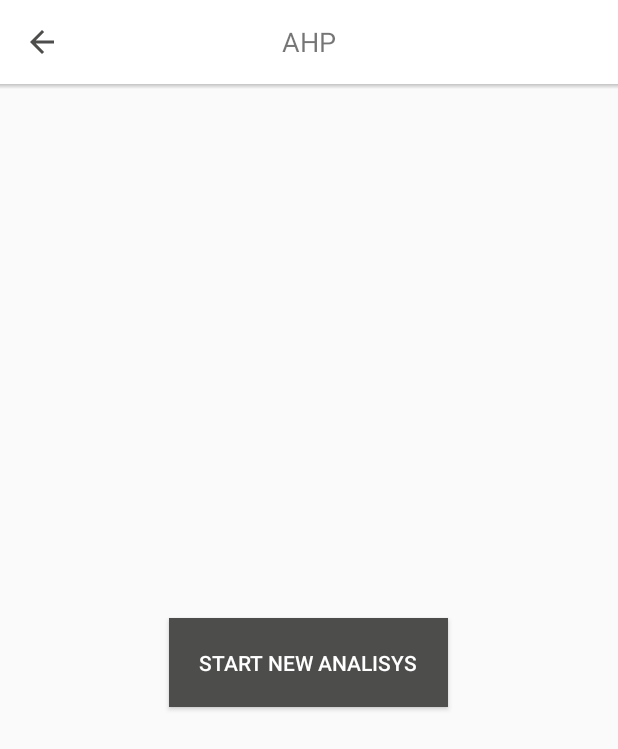
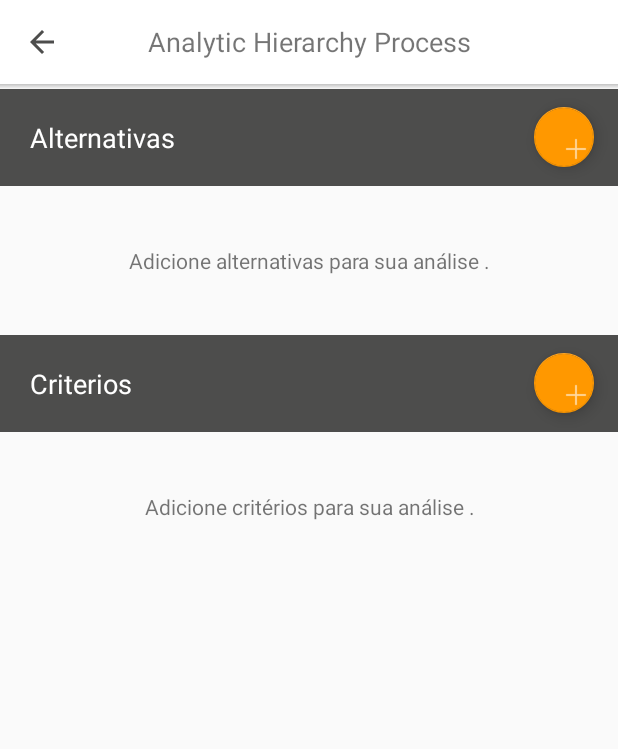
Before and after one commit to denisvieiradev/ahp-android, an Android app: the AhpDashboardFragment screen opened directly, with no data from a screen before it, on a phone screen of 412 x 824 dp. Shown: the top 749 px of the screen. Run offline under Robolectric (Android 15) with nearby library versions, the phone set to English and light mode, and no system bars; our stand-ins replace data binding.

Commit message:
#6 created view to alternatives and criterions
Signed-off-by: Denis Vieira <denisvieira05@gmail.com>

```diff
--- a/app/src/main/java/com/decisionsupport/ahpmethod/AhpDashboard/AhpDashboardFragment.java
+++ b/app/src/main/java/com/decisionsupport/ahpmethod/AhpDashboard/AhpDashboardFragment.java
@@ -1,6 +1,5 @@
 package com.decisionsupport.ahpmethod.AhpDashboard;
 
-import android.content.Intent;
 import android.databinding.DataBindingUtil;
 import android.os.Bundle;
 import android.support.annotation.Nullable;
@@ -10,9 +9,8 @@ import android.view.LayoutInflater;
 import android.view.View;
 import android.view.ViewGroup;
 
-import com.decisionsupport.ahpmethod.AhpSteps.AhpStepperActivity;
 import com.decisionsupport.R;
-import com.decisionsupport.databinding.AhpMultistepsFragBinding;
+import com.decisionsupport.databinding.AhpDashboardFragBinding;
 
 /**
  * Created by denisvieira on 04/01/17.
@@ -20,7 +18,7 @@ import com.decisionsupport.databinding.AhpMultistepsFragBinding;
 public class AhpDashboardFragment extends Fragment implements AhpDashboardContract.View{
 
     private AhpDashboardContract.Presenter mPresenter;
-    private AhpMultistepsFragBinding mBinding;
+    private AhpDashboardFragBinding mBinding;
 
     public AhpDashboardFragment() {}
 
@@ -37,23 +35,23 @@ public class AhpDashboardFragment extends Fragment implements AhpDashboardContra
     @Nullable
     @Override
     public View onCreateView(LayoutInflater inflater, @Nullable ViewGroup container, @Nullable Bundle savedInstanceState) {
-        mBinding = DataBindingUtil.inflate(inflater, R.layout.ahp_multisteps_frag,container,false);
+        mBinding = DataBindingUtil.inflate(inflater, R.layout.ahp_dashboard_frag,container,false);
 
-        if (mBinding.ahpMultiStepsToolbar != null){
-            ((AppCompatActivity) getActivity()).setSupportActionBar(mBinding.ahpMultiStepsToolbar);
+        if (mBinding.ahpDashboardToolbar != null){
+            ((AppCompatActivity) getActivity()).setSupportActionBar(mBinding.ahpDashboardToolbar);
             ((AppCompatActivity) getActivity()).getSupportActionBar().setDisplayHomeAsUpEnabled(true);
             ((AppCompatActivity) getActivity()).getSupportActionBar().setDisplayShowHomeEnabled(true);
             ((AppCompatActivity) getActivity()).getSupportActionBar().setDisplayShowTitleEnabled(false);
-            mBinding.ahpMultiStepsToolbar.setNavigationIcon(getResources().getDrawable(R.drawable.ic_arrow_left));
-            mBinding.ahpMultiStepsToolbar.setNavigationOnClickListener( View ->{
+            mBinding.ahpDashboardToolbar.setNavigationIcon(getResources().getDrawable(R.drawable.ic_arrow_left));
+            mBinding.ahpDashboardToolbar.setNavigationOnClickListener( View ->{
                 getActivity().onBackPressed();
             });
         }
 
-        mBinding.ahpDashboardStartButton.setOnClickListener(view ->{
-            Intent intent = new Intent(getContext(), AhpStepperActivity.class);
-            startActivity(intent);
-        });
+//        mBinding.ahpDashboardStartButton.setOnClickListener(view ->{
+//            Intent intent = new Intent(getContext(), AhpStepperActivity.class);
+//            startActivity(intent);
+//        });
 
         setHasOptionsMenu(true);
         return mBinding.getRoot();
--- /dev/null
+++ b/app/src/main/res/layout/ahp_dashboard_frag.xml
@@ -0,0 +1,133 @@
+<?xml version="1.0" encoding="utf-8"?>
+<layout xmlns:android="http://schemas.android.com/apk/res/android"
+    xmlns:tools="http://schemas.android.com/tools"
+    xmlns:app="http://schemas.android.com/apk/res-auto">
+
+    <LinearLayout
+        android:layout_width="match_parent"
+        android:layout_height="match_parent"
+        android:orientation="vertical">
+
+        <android.support.v7.widget.Toolbar
+            android:id="@+id/ahp_dashboard_toolbar"
+            android:layout_width="match_parent"
+            android:layout_height="wrap_content"
+            android:background="@android:color/white"
+            android:theme="@style/AppTheme.ActionBarTheme">
+
+            <TextView
+                android:text="@string/ahp_dashboard_ahp_title"
+                android:layout_width="wrap_content"
+                android:layout_height="wrap_content"
+                android:gravity="center"
+                android:layout_gravity="center"
+                android:textSize="18dp"/>
+
+        </android.support.v7.widget.Toolbar>
+
+        <LinearLayout
+            android:orientation="horizontal"
+            android:layout_width="match_parent"
+            android:layout_height="3dp"
+            android:background="@drawable/toolbar_dropshadow"/>
+
+        <LinearLayout
+            android:layout_width="match_parent"
+            android:layout_height="wrap_content"
+            android:orientation="vertical"
+            android:gravity="center">
+
+            <RelativeLayout
+                android:layout_width="match_parent"
+                android:layout_height="wrap_content"
+                android:background="@color/decisionsupport_color">
+
+                <TextView
+                    android:layout_width="wrap_content"
+                    android:layout_height="wrap_content"
+                    android:padding="20dp"
+                    android:textSize="18sp"
+                    android:textColor="@android:color/white"
+                    android:text="Alternativas"/>
+
+                <android.support.design.widget.FloatingActionButton
+                    android:id="@+id/ahp_dashboard_add_alternatives_button"
+                    android:layout_width="40dp"
+                    android:layout_height="40dp"
+                    android:layout_marginEnd="16dp"
+                    android:src="@drawable/ic_action_plus_white"
+                    android:layout_alignParentEnd="true"
+                    android:layout_centerVertical="true"
+                    android:clickable="true"
+                    android:scaleType="center"
+                    />
+
+            </RelativeLayout>
+
+            <android.support.v7.widget.RecyclerView
+                android:id="@+id/ahp_dashboard_alternatives_list"
+                android:layout_width="match_parent"
+                android:layout_height="wrap_content"
+                tools:visibility="gone"/>
+
+            <TextView
+                android:layout_width="match_parent"
+                android:layout_height="wrap_content"
+                android:layout_margin="40dp"
+                android:gravity="center"
+                android:text="Adicione alternativas para sua análise ."/>
+
+        </LinearLayout>
+
+        <LinearLayout
+            android:layout_width="match_parent"
+            android:layout_height="wrap_content"
+            android:orientation="vertical"
+            android:gravity="center">
+
+            <RelativeLayout
+                android:layout_width="match_parent"
+                android:layout_height="wrap_content"
+                android:background="@color/decisionsupport_color">
+
+                <TextView
+                    android:layout_width="wrap_content"
+                    android:layout_height="wrap_content"
+                    android:padding="20dp"
+                    android:textSize="18sp"
+                    android:textColor="@android:color/white"
+                    android:text="Criterios"/>
+
+                <android.support.design.widget.FloatingActionButton
+                    android:id="@+id/ahp_dashboard_add_criterions_button"
+                    android:layout_width="40dp"
+                    android:layout_height="40dp"
+                    android:layout_marginEnd="16dp"
+                    android:src="@drawable/ic_action_plus_white"
+                    android:layout_alignParentEnd="true"
+                    android:layout_centerVertical="true"
+                    android:scaleType="center"
+                    android:clickable="true"
+                    />
+
+            </RelativeLayout>
+
+            <android.support.v7.widget.RecyclerView
+                android:id="@+id/ahp_dashboard_criterions_list"
+                android:layout_width="match_parent"
+                android:layout_height="wrap_content"
+                tools:visibility="gone"/>
+
+            <TextView
+                android:layout_width="match_parent"
+                android:layout_height="wrap_content"
+                android:layout_margin="40dp"
+                android:gravity="center"
+                android:text="Adicione critérios para sua análise ."/>
+
+        </LinearLayout>
+
+
+    </LinearLayout>
+
+</layout>
--- a/app/src/main/res/layout/ahp_multisteps_frag.xml
+++ /dev/null
@@ -1,55 +0,0 @@
-<?xml version="1.0" encoding="utf-8"?>
-<layout xmlns:android="http://schemas.android.com/apk/res/android"
-    xmlns:tools="http://schemas.android.com/tools"
-    xmlns:app="http://schemas.android.com/apk/res-auto">
-
-    <LinearLayout
-        android:layout_width="match_parent"
-        android:layout_height="match_parent"
-        android:orientation="vertical">
-
-        <android.support.v7.widget.Toolbar
-            android:id="@+id/ahp_multi_steps_toolbar"
-            android:layout_width="match_parent"
-            android:layout_height="wrap_content"
-            android:background="@android:color/white"
-            android:theme="@style/AppTheme.ActionBarTheme">
-
-            <TextView
-                android:text="AHP"
-                android:layout_width="wrap_content"
-                android:layout_height="wrap_content"
-                android:gravity="center"
-                android:layout_gravity="center"
-                android:textSize="18dp"/>
-
-        </android.support.v7.widget.Toolbar>
-
-        <LinearLayout
-            android:orientation="horizontal"
-            android:layout_width="match_parent"
-            android:layout_height="3dp"
-            android:background="@drawable/toolbar_dropshadow"/>
-
-        <LinearLayout
-            android:layout_width="match_parent"
-            android:layout_height="match_parent"
-            android:gravity="center">
-
-            <Button
-                android:id="@+id/ahp_dashboard_start_button"
-                android:layout_width="wrap_content"
-                android:layout_height="wrap_content"
-                android:background="@color/colorPrimary"
-                android:text="START NEW ANALISYS"
-                android:padding="20dp"
-                android:textColor="@color/md_white_1000"
-                />
-
-
-        </LinearLayout>
-
-
-    </LinearLayout>
-
-</layout>
--- a/app/src/main/res/layout/select_assist_method_frag.xml
+++ b/app/src/main/res/layout/select_assist_method_frag.xml
@@ -8,6 +8,29 @@
         android:layout_height="match_parent"
         android:orientation="vertical">
 
+        <android.support.v7.widget.Toolbar
+            android:id="@+id/ahp_dashboard_toolbar"
+            android:layout_width="match_parent"
+            android:layout_height="wrap_content"
+            android:background="@android:color/white"
+            android:theme="@style/AppTheme.ActionBarTheme">
+
+            <TextView
+                android:text="@string/select_assist_method_toolbar_text"
+                android:layout_width="wrap_content"
+                android:layout_height="wrap_content"
+                android:gravity="center"
+                android:layout_gravity="center"
+                android:textSize="18sp"/>
+
+        </android.support.v7.widget.Toolbar>
+
+        <LinearLayout
+            android:orientation="horizontal"
+            android:layout_width="match_parent"
+            android:layout_height="3dp"
+            android:background="@drawable/toolbar_dropshadow"/>
+
         <android.support.v7.widget.RecyclerView
             android:id="@+id/assist_methods"
             android:layout_width="match_parent"
--- a/app/src/main/res/values/strings.xml
+++ b/app/src/main/res/values/strings.xml
@@ -2,12 +2,14 @@
     <string name="app_name">Decision Support</string>
 
     <string name="select_assist_method_item_button_read_more">Read More</string>
-
     <string name="select_assist_method_ahp_description">Multicriteria programming through the Analytic Hierarchy Process is a structured technique for decision making in complex environments in which several variables or criteria are considered for the prioritization and selection of alternatives or projects.</string>
+    <string name="select_assist_method_toolbar_text">Select an Assist Method</string>
 
     <string name="home_start_text_button">START</string>
     <string name="home_app_info_phrase_1">See now the best decision to make.</string>
     <string name="home_app_info_phrase_2">Justify any choice you make.</string>
     <string name="home_app_info_phrase_3">Make the best decision ever, start now.</string>
 
+    <string name="ahp_dashboard_ahp_title">Analytic Hierarchy Process</string>
+
 </resources>
```
Also changed, not shown: app/src/main/res/drawable-hdpi/ic_action_plus_white.png (added), app/src/main/res/drawable-mdpi/ic_action_plus_white.png (added), app/src/main/res/drawable-xhdpi/ic_action_plus_white.png (added), app/src/main/res/drawable-xxhdpi/ic_action_plus_white.png (added), 1 other file.
